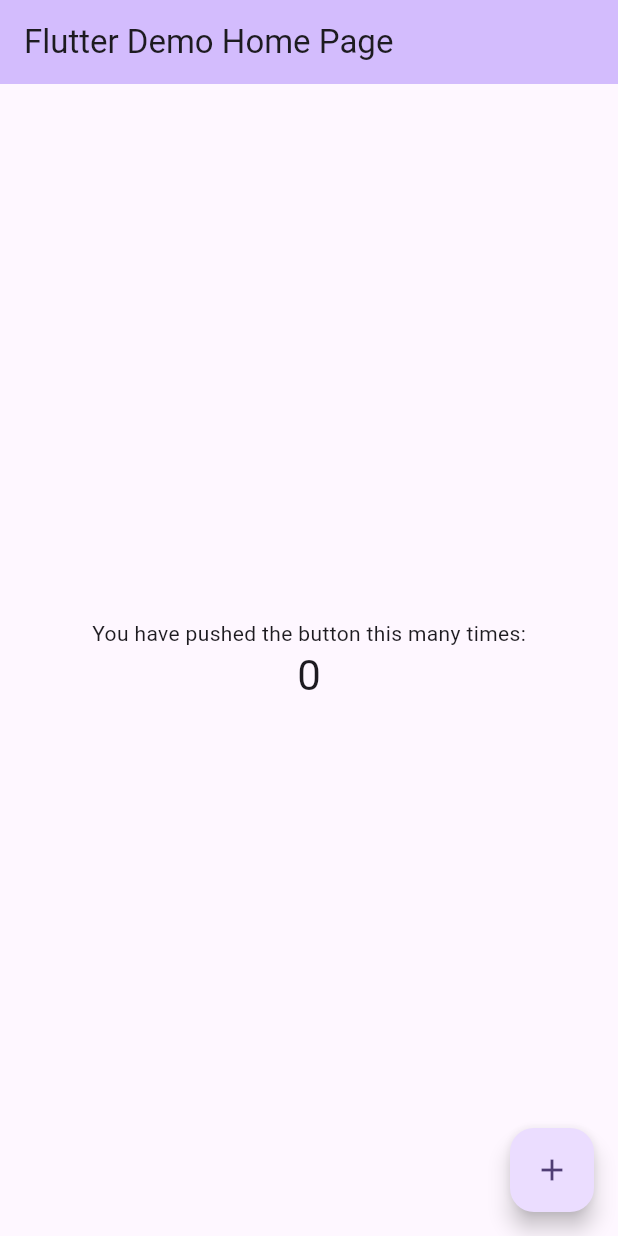
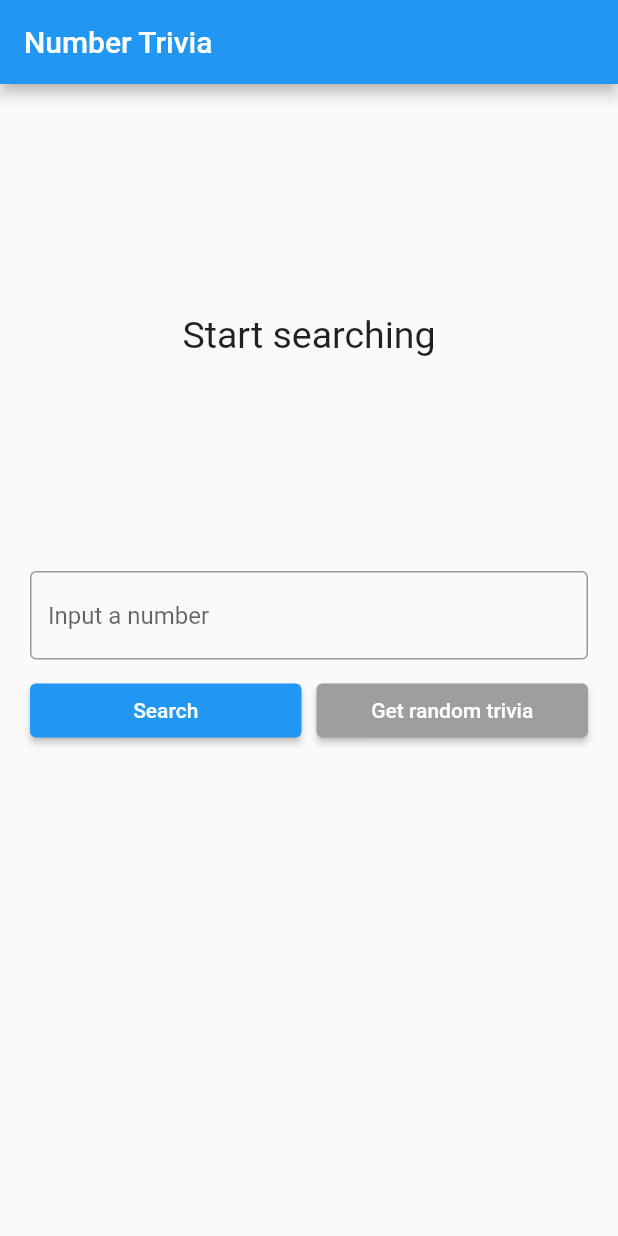
Before and after one commit to CHRIS-1023/number-trivia, a Flutter app: the screen it shows after launch, on a phone screen of 412 x 824 dp. Run offline on Flutter 3.47's test engine with Material 2 defaults, Android fonts, the phone set to English and light mode, and no system bars; our stand-ins replace dartz, equatable, flutter_bloc, get_it, shared_preferences; missing offline and left inert: data_connection_checker_nulls.

Commit message:
number trivia

```diff
--- a/lib/core/network/network_info.dart
+++ b/lib/core/network/network_info.dart
@@ -7,7 +7,7 @@ abstract class NetworkInfo {
 class NetworkInfoImpl implements NetworkInfo {
   final DataConnectionChecker connectionChecker;
 
-  NetworkInfoImpl({required this.connectionChecker});
+  NetworkInfoImpl(this.connectionChecker);
 
   @override
   Future<bool> get isConnected => connectionChecker.hasConnection;
--- a/lib/features/number_trivia/data/datasources/number_trivia_local_data_source.dart
+++ b/lib/features/number_trivia/data/datasources/number_trivia_local_data_source.dart
@@ -21,7 +21,7 @@ class NumberTriviaLocalDataSourceImpl implements NumberTriviaLocalDataSource {
 
   NumberTriviaLocalDataSourceImpl({required this.sharedPreferences});
   @override
-  Future<NumberTriviaModel> getLastNumberTrivia() {
+  Future<NumberTriviaModel>? getLastNumberTrivia() {
     final jsonString = sharedPreferences.getString(cachedNumberTrivia);
     if (jsonString != null) {
       return Future.value(NumberTriviaModel.fromJson(json.decode(jsonString)));
--- a/lib/features/number_trivia/presentation/bloc/number_trivia_bloc.dart
+++ b/lib/features/number_trivia/presentation/bloc/number_trivia_bloc.dart
@@ -48,7 +48,7 @@ class NumberTriviaBloc extends Bloc<NumberTriviaEvent, NumberTriviaState> {
     on<GetTriviaForRandomNumber>((event, emit) async {
       emit(Loading());
       final failureOrTrivia = await getRandomNumberTrivia(NoParams());
-      failureOrTrivia!.fold((failure) {
+      failureOrTrivia?.fold((failure) {
         emit(Error(message: _mapFailureToMessage(failure)));
       }, (trivia) {
         emit(Loaded(trivia: trivia));
--- /dev/null
+++ b/lib/features/number_trivia/presentation/pages/number_trivia_page.dart
@@ -0,0 +1,57 @@
+import 'package:flutter/material.dart';
+import 'package:flutter_bloc/flutter_bloc.dart';
+
+import '../../../../injection_container.dart';
+import '../bloc/number_trivia_bloc.dart';
+import '../widgets/loading_widget.dart';
+import '../widgets/message_display.dart';
+import '../widgets/trivia_controls.dart';
+import '../widgets/trivia_display.dart';
+
+class NumberTriviaPage extends StatelessWidget {
+  const NumberTriviaPage({Key? key}) : super(key: key);
+
+  @override
+  Widget build(BuildContext context) {
+    return Scaffold(
+        appBar: AppBar(
+          title: const Text('Number Trivia'),
+        ),
+        body: SingleChildScrollView(child: buildBody(context)));
+  }
+
+  BlocProvider<NumberTriviaBloc> buildBody(BuildContext context) {
+    return BlocProvider(
+      create: (_) => sl<NumberTriviaBloc>(),
+      child: Center(
+        child: Padding(
+          padding: const EdgeInsets.all(20),
+          child: Column(
+            children: [
+              const SizedBox(height: 10),
+              BlocBuilder<NumberTriviaBloc, NumberTriviaState>(
+                builder: (context, state) {
+                  if (state is Empty) {
+                    return const MessageDisplay(message: 'Start searching');
+                  } else if (state is Loading) {
+                    return const LoadingWidget();
+                  } else if (state is Loaded) {
+                    return TriviaDisplay(numberTrivia: state.trivia);
+                  } else if (state is Error) {
+                    return MessageDisplay(message: state.message);
+                  }
+                  return SizedBox(
+                    height: MediaQuery.of(context).size.height / 3,
+                    child: const Placeholder(),
+                  );
+                },
+              ),
+              const SizedBox(height: 20),
+              const TriviaControls(),
+            ],
+          ),
+        ),
+      ),
+    );
+  }
+}
--- /dev/null
+++ b/lib/features/number_trivia/presentation/widgets/message_display.dart
@@ -0,0 +1,22 @@
+import 'package:flutter/material.dart';
+
+class MessageDisplay extends StatelessWidget {
+  final String message;
+  const MessageDisplay({Key? key, required this.message}) : super(key: key);
+
+  @override
+  Widget build(BuildContext context) {
+    return SizedBox(
+      height: MediaQuery.of(context).size.height / 3,
+      child: Center(
+        child: SingleChildScrollView(
+          child: Text(
+            message,
+            style: const TextStyle(fontSize: 25),
+            textAlign: TextAlign.center,
+          ),
+        ),
+      ),
+    );
+  }
+}
--- /dev/null
+++ b/lib/features/number_trivia/presentation/widgets/trivia_controls.dart
@@ -0,0 +1,71 @@
+import 'package:flutter/material.dart';
+import 'package:flutter_bloc/flutter_bloc.dart';
+
+import '../bloc/number_trivia_bloc.dart';
+
+class TriviaControls extends StatefulWidget {
+  const TriviaControls({
+    Key? key,
+  }) : super(key: key);
+
+  @override
+  State<TriviaControls> createState() => _TriviaControlsState();
+}
+
+class _TriviaControlsState extends State<TriviaControls> {
+  final controller = TextEditingController();
+  late String inputStr;
+
+  @override
+  Widget build(BuildContext context) {
+    return Column(
+      children: [
+        TextField(
+          controller: controller,
+          keyboardType: TextInputType.number,
+          decoration: const InputDecoration(
+            border: OutlineInputBorder(),
+            hintText: 'Input a number',
+          ),
+          onChanged: (value) {
+            inputStr = value;
+          },
+          onSubmitted: (_) {
+            addConcrete();
+          },
+        ),
+        const SizedBox(height: 10),
+        Row(
+          children: [
+            Expanded(
+              child: ElevatedButton(
+                onPressed: addConcrete,
+                child: const Text('Search'),
+              ),
+            ),
+            const SizedBox(width: 10),
+            Expanded(
+              child: ElevatedButton(
+                style: ElevatedButton.styleFrom(
+                  backgroundColor: Colors.grey.shade500,
+                ),
+                onPressed: addRandom,
+                child: const Text('Get random trivia'),
+              ),
+            ),
+          ],
+        )
+      ],
+    );
+  }
+
+  void addConcrete() {
+    controller.clear();
+    context.read<NumberTriviaBloc>().add(GetTriviaForConcreteNumber(inputStr));
+  }
+
+  void addRandom() {
+    controller.clear();
+    context.read<NumberTriviaBloc>().add(GetTriviaForRandomNumber());
+  }
+}
--- /dev/null
+++ b/lib/features/number_trivia/presentation/widgets/widgets.dart
@@ -0,0 +1,4 @@
+export 'loading_widget.dart';
+export 'message_display.dart';
+export 'trivia_controls.dart';
+export 'trivia_display.dart';
--- a/lib/main.dart
+++ b/lib/main.dart
@@ -1,6 +1,11 @@
 import 'package:flutter/material.dart';
+import 'package:number_trivia/features/number_trivia/presentation/pages/number_trivia_page.dart';
 
-void main() {
+import 'injection_container.dart' as di;
+
+void main() async {
+  WidgetsFlutterBinding.ensureInitialized();
+  await di.init();
   runApp(const MyApp());
 }
 
@@ -10,116 +15,10 @@ class MyApp extends StatelessWidget {
   // This widget is the root of your application.
   @override
   Widget build(BuildContext context) {
-    return MaterialApp(
-      title: 'Flutter Demo',
-      theme: ThemeData(
-        // This is the theme of your application.
-        //
-        // TRY THIS: Try running your application with "flutter run". You'll see
-        // the application has a blue toolbar. Then, without quitting the app,
-        // try changing the seedColor in the colorScheme below to Colors.green
-        // and then invoke "hot reload" (save your changes or press the "hot
-        // reload" button in a Flutter-supported IDE, or press "r" if you used
-        // the command line to start the app).
-        //
-        // Notice that the counter didn't reset back to zero; the application
-        // state is not lost during the reload. To reset the state, use hot
-        // restart instead.
-        //
-        // This works for code too, not just values: Most code changes can be
-        // tested with just a hot reload.
-        colorScheme: ColorScheme.fromSeed(seedColor: Colors.deepPurple),
-        useMaterial3: true,
-      ),
-      home: const MyHomePage(title: 'Flutter Demo Home Page'),
+    return const MaterialApp(
+      title: 'number trivia',
+      debugShowCheckedModeBanner: false,
+      home: NumberTriviaPage(),
     );
   }
 }
-
-class MyHomePage extends StatefulWidget {
-  const MyHomePage({super.key, required this.title});
-
-  // This widget is the home page of your application. It is stateful, meaning
-  // that it has a State object (defined below) that contains fields that affect
-  // how it looks.
-
-  // This class is the configuration for the state. It holds the values (in this
-  // case the title) provided by the parent (in this case the App widget) and
-  // used by the build method of the State. Fields in a Widget subclass are
-  // always marked "final".
-
-  final String title;
-
-  @override
-  State<MyHomePage> createState() => _MyHomePageState();
-}
-
-class _MyHomePageState extends State<MyHomePage> {
-  int _counter = 0;
-
-  void _incrementCounter() {
-    setState(() {
-      // This call to setState tells the Flutter framework that something has
-      // changed in this State, which causes it to rerun the build method below
-      // so that the display can reflect the updated values. If we changed
-      // _counter without calling setState(), then the build method would not be
-      // called again, and so nothing would appear to happen.
-      _counter++;
-    });
-  }
-
-  @override
-  Widget build(BuildContext context) {
-    // This method is rerun every time setState is called, for instance as done
-    // by the _incrementCounter method above.
-    //
-    // The Flutter framework has been optimized to make rerunning build methods
-    // fast, so that you can just rebuild anything that needs updating rather
-    // than having to individually change instances of widgets.
-    return Scaffold(
-      appBar: AppBar(
-        // TRY THIS: Try changing the color here to a specific color (to
-        // Colors.amber, perhaps?) and trigger a hot reload to see the AppBar
-        // change color while the other colors stay the same.
-        backgroundColor: Theme.of(context).colorScheme.inversePrimary,
-        // Here we take the value from the MyHomePage object that was created by
-        // the App.build method, and use it to set our appbar title.
-        title: Text(widget.title),
-      ),
-      body: Center(
-        // Center is a layout widget. It takes a single child and positions it
-        // in the middle of the parent.
-        child: Column(
-          // Column is also a layout widget. It takes a list of children and
-          // arranges them vertically. By default, it sizes itself to fit its
-          // children horizontally, and tries to be as tall as its parent.
-          //
-          // Column has various properties to control how it sizes itself and
-          // how it positions its children. Here we use mainAxisAlignment to
-          // center the children vertically; the main axis here is the vertical
-          // axis because Columns are vertical (the cross axis would be
-          // horizontal).
-          //
-          // TRY THIS: Invoke "debug painting" (choose the "Toggle Debug Paint"
-          // action in the IDE, or press "p" in the console), to see the
-          // wireframe for each widget.
-          mainAxisAlignment: MainAxisAlignment.center,
-          children: <Widget>[
-            const Text(
-              'You have pushed the button this many times:',
-            ),
-            Text(
-              '$_counter',
-              style: Theme.of(context).textTheme.headlineMedium,
-            ),
-          ],
-        ),
-      ),
-      floatingActionButton: FloatingActionButton(
-        onPressed: _incrementCounter,
-        tooltip: 'Increment',
-        child: const Icon(Icons.add),
-      ), // This trailing comma makes auto-formatting nicer for build methods.
-    );
-  }
-}
```
Also changed, not shown: lib/features/number_trivia/presentation/widgets/loading_widget.dart (added, +17 -0 lines), lib/features/number_trivia/presentation/widgets/trivia_display.dart (added, +33 -0 lines), lib/injection_container.dart (added, +53 -0 lines), 5 other files.
